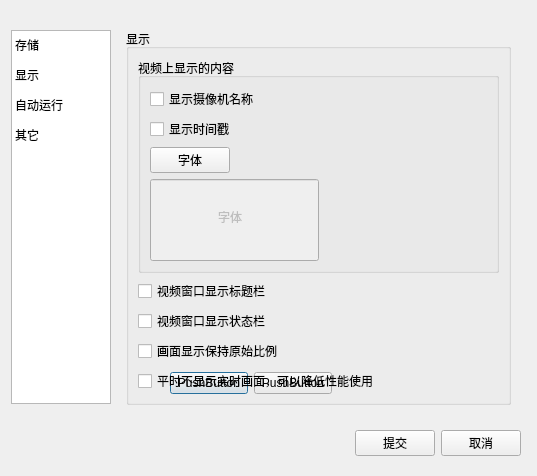
The window that systemdialog.ui (yjdwbj/monitorview) describes before a commit, drawn with Qt 5.
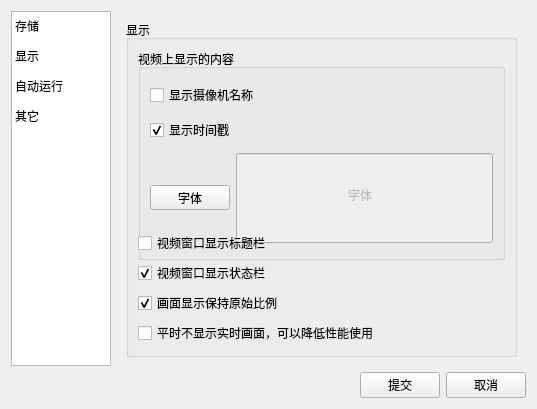
The same window after the commit. The open tabs and pages were chosen to show the change.

Patch:
```diff
--- a/systemdialog.ui
+++ b/systemdialog.ui
@@ -7,47 +7,20 @@
     <x>0</x>
     <y>0</y>
     <width>537</width>
-    <height>476</height>
+    <height>408</height>
    </rect>
   </property>
+  <property name="sizePolicy">
+   <sizepolicy hsizetype="Fixed" vsizetype="Fixed">
+    <horstretch>0</horstretch>
+    <verstretch>0</verstretch>
+   </sizepolicy>
+  </property>
   <property name="windowTitle">
    <string>Dialog</string>
   </property>
-  <widget class="QWidget" name="layoutWidget">
-   <property name="geometry">
-    <rect>
-     <x>170</x>
-     <y>370</y>
-     <width>162</width>
-     <height>27</height>
-    </rect>
-   </property>
-   <layout class="QHBoxLayout" name="horizontalLayout">
+  <layout class="QVBoxLayout" name="verticalLayout_8">
     <item>
-     <widget class="QPushButton" name="pushButton">
-      <property name="text">
-       <string>PushButton</string>
-      </property>
-     </widget>
-    </item>
-    <item>
-     <widget class="QPushButton" name="pushButton_2">
-      <property name="text">
-       <string>PushButton</string>
-      </property>
-     </widget>
-    </item>
-   </layout>
-  </widget>
-  <widget class="QWidget" name="layoutWidget">
-   <property name="geometry">
-    <rect>
-     <x>11</x>
-     <y>20</y>
-     <width>509</width>
-     <height>394</height>
-    </rect>
-   </property>
    <layout class="QHBoxLayout" name="horizontalLayout_2">
     <item>
      <widget class="QTableWidget" name="tableWidget">
@@ -60,7 +33,7 @@
       <property name="maximumSize">
        <size>
         <width>100</width>
-        <height>374</height>
+         <height>426</height>
        </size>
       </property>
       <property name="gridStyle">
@@ -123,6 +96,18 @@
     </item>
     <item>
      <widget class="QStackedWidget" name="stackedWidget">
+       <property name="sizePolicy">
+        <sizepolicy hsizetype="Maximum" vsizetype="Maximum">
+         <horstretch>0</horstretch>
+         <verstretch>0</verstretch>
+        </sizepolicy>
+       </property>
+       <property name="maximumSize">
+        <size>
+         <width>411</width>
+         <height>355</height>
+        </size>
+       </property>
       <property name="currentIndex">
        <number>0</number>
       </property>
@@ -391,12 +376,36 @@
        <layout class="QHBoxLayout" name="horizontalLayout_4">
         <item>
          <widget class="QGroupBox" name="view_gbox">
+           <property name="sizePolicy">
+            <sizepolicy hsizetype="Preferred" vsizetype="Fixed">
+             <horstretch>0</horstretch>
+             <verstretch>0</verstretch>
+            </sizepolicy>
+           </property>
           <property name="title">
            <string>显示</string>
           </property>
           <layout class="QVBoxLayout" name="verticalLayout_4">
            <item>
             <widget class="QGroupBox" name="groupBox_4">
+              <property name="sizePolicy">
+               <sizepolicy hsizetype="Preferred" vsizetype="Minimum">
+                <horstretch>0</horstretch>
+                <verstretch>0</verstretch>
+               </sizepolicy>
+              </property>
+              <property name="minimumSize">
+               <size>
+                <width>0</width>
+                <height>211</height>
+               </size>
+              </property>
+              <property name="maximumSize">
+               <size>
+                <width>16777215</width>
+                <height>211</height>
+               </size>
+              </property>
              <property name="title">
               <string>视频上显示的内容</string>
              </property>
@@ -413,41 +422,33 @@
                 <property name="text">
                  <string>显示时间戳</string>
                 </property>
+                 <property name="checked">
+                  <bool>true</bool>
+                 </property>
                </widget>
               </item>
               <item>
                <layout class="QHBoxLayout" name="horizontalLayout_5">
                 <item>
                  <widget class="QPushButton" name="view_btnfont">
+                   <property name="maximumSize">
+                    <size>
+                     <width>16777215</width>
+                     <height>25</height>
+                    </size>
+                   </property>
                   <property name="text">
                    <string>字体</string>
                   </property>
                  </widget>
                 </item>
                 <item>
-                 <spacer name="horizontalSpacer">
-                  <property name="orientation">
-                   <enum>Qt::Horizontal</enum>
-                  </property>
-                  <property name="sizeHint" stdset="0">
-                   <size>
-                    <width>40</width>
-                    <height>20</height>
-                   </size>
-                  </property>
-                 </spacer>
-                </item>
-               </layout>
-              </item>
-              <item>
-               <layout class="QHBoxLayout" name="horizontalLayout_6">
-                <item>
                  <widget class="QLineEdit" name="view_edtfont">
                   <property name="enabled">
                    <bool>false</bool>
                   </property>
                   <property name="sizePolicy">
-                   <sizepolicy hsizetype="Expanding" vsizetype="Minimum">
+                    <sizepolicy hsizetype="Expanding" vsizetype="Fixed">
                     <horstretch>0</horstretch>
                     <verstretch>0</verstretch>
                    </sizepolicy>
@@ -455,7 +456,13 @@
                   <property name="minimumSize">
                    <size>
                     <width>90</width>
-                    <height>0</height>
+                     <height>90</height>
+                    </size>
+                   </property>
+                   <property name="maximumSize">
+                    <size>
+                     <width>16777215</width>
+                     <height>90</height>
                    </size>
                   </property>
                   <property name="text">
@@ -466,19 +473,6 @@
                   </property>
                  </widget>
                 </item>
-                <item>
-                 <spacer name="horizontalSpacer_2">
-                  <property name="orientation">
-                   <enum>Qt::Horizontal</enum>
-                  </property>
-                  <property name="sizeHint" stdset="0">
-                   <size>
-                    <width>40</width>
-                    <height>20</height>
-                   </size>
-                  </property>
-                 </spacer>
-                </item>
                </layout>
               </item>
              </layout>
@@ -496,6 +490,9 @@
              <property name="text">
               <string>视频窗口显示状态栏</string>
              </property>
+              <property name="checked">
+               <bool>true</bool>
+              </property>
             </widget>
            </item>
            <item>
@@ -503,6 +500,9 @@
              <property name="text">
               <string>画面显示保持原始比例</string>
              </property>
+              <property name="checked">
+               <bool>true</bool>
+              </property>
             </widget>
            </item>
            <item>
@@ -521,16 +521,8 @@
      </widget>
     </item>
    </layout>
-  </widget>
-  <widget class="QWidget" name="">
-   <property name="geometry">
-    <rect>
-     <x>10</x>
-     <y>430</y>
-     <width>511</width>
-     <height>27</height>
-    </rect>
-   </property>
+   </item>
+   <item>
    <layout class="QHBoxLayout" name="horizontalLayout_14">
     <item>
      <spacer name="horizontalSpacer_3">
@@ -560,8 +552,37 @@
      </widget>
     </item>
    </layout>
-  </widget>
- </widget>
+   </item>
+  </layout>
+ </widget>
+ <tabstops>
+  <tabstop>tableWidget</tabstop>
+  <tabstop>store_add</tabstop>
+  <tabstop>store_del</tabstop>
+  <tabstop>store_record</tabstop>
+  <tabstop>store_alarm</tabstop>
+  <tabstop>store_len</tabstop>
+  <tabstop>auto_chkautorun</tabstop>
+  <tabstop>auto_edtuser</tabstop>
+  <tabstop>auto_edtpass</tabstop>
+  <tabstop>auto_chktray</tabstop>
+  <tabstop>auto_chkconnect</tabstop>
+  <tabstop>other_edtproxy</tabstop>
+  <tabstop>other_sboxpage</tabstop>
+  <tabstop>other_sboxalarm</tabstop>
+  <tabstop>other_chklosesnd</tabstop>
+  <tabstop>other_chkupdate</tabstop>
+  <tabstop>view_cname</tabstop>
+  <tabstop>view_timstamp</tabstop>
+  <tabstop>view_edtfont</tabstop>
+  <tabstop>view_btnfont</tabstop>
+  <tabstop>view_chbtitle</tabstop>
+  <tabstop>view_chkstate</tabstop>
+  <tabstop>view_chkfixed</tabstop>
+  <tabstop>view_chklow</tabstop>
+  <tabstop>pushButton_3</tabstop>
+  <tabstop>pushButton_4</tabstop>
+ </tabstops>
  <resources/>
  <connections>
   <connection>
```
Left out of the diff: 166 changed lines with no effect on the pictures. Lines whose indentation alone changed are shown as unchanged.
